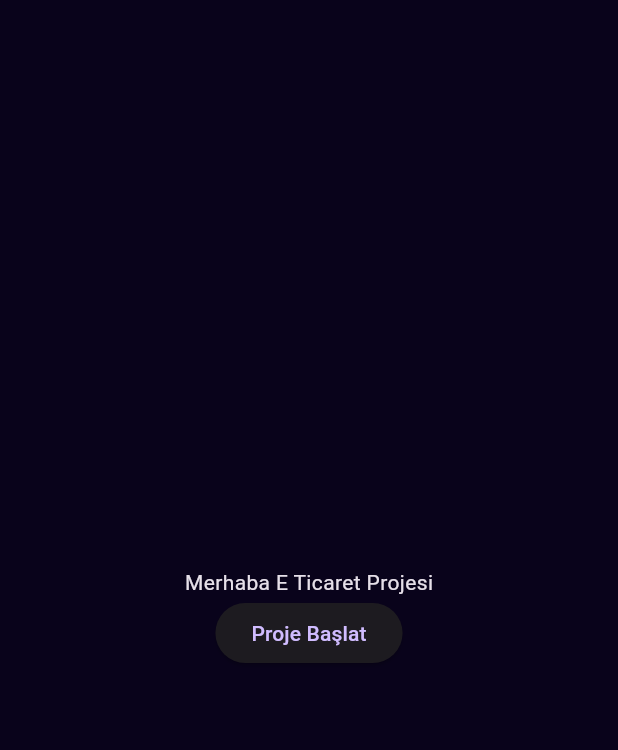
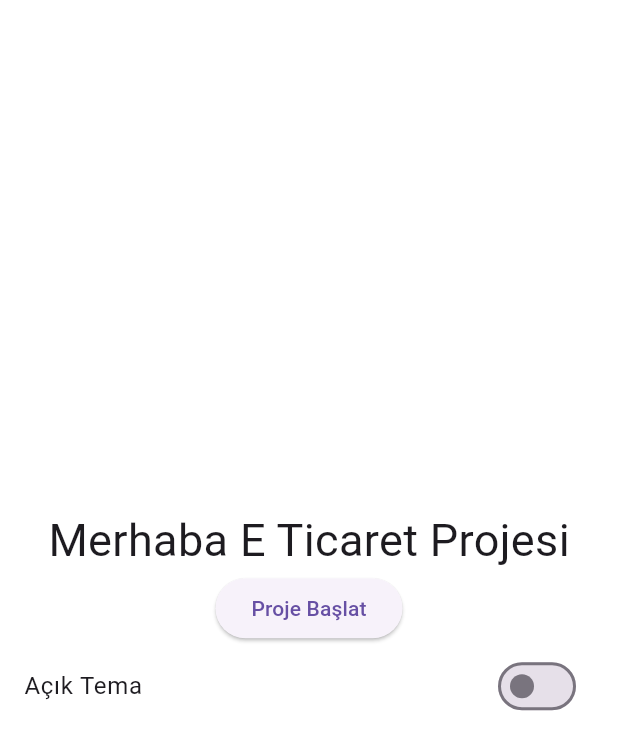
Before and after one commit to akkayasoft/flutter_sevket_e_ticaret_projesi_2024, a Flutter app: the screen it shows after launch, on a phone screen of 412 x 824 dp. Shown: the top 750 px of the screen. Run offline on Flutter 3.47's test engine with Material 3 defaults, Android fonts, the light colour scheme and no system bars; our stand-ins replace shared_preferences.

Commit message:
ders3 bitti

```diff
--- a/lib/main.dart
+++ b/lib/main.dart
@@ -1,7 +1,9 @@
 import 'package:flutter/material.dart';
 import 'package:flutter_sevket_e_ticaret_projesi_2024/constants/app_colors.dart';
 import 'package:flutter_sevket_e_ticaret_projesi_2024/constants/theme_data.dart';
+import 'package:flutter_sevket_e_ticaret_projesi_2024/providers/theme_provider.dart';
 import 'package:flutter_sevket_e_ticaret_projesi_2024/screens/home_screen.dart';
+import 'package:provider/provider.dart';
 
 void main() {
   runApp(const MyApp());
@@ -12,10 +14,21 @@ class MyApp extends StatelessWidget {
 
   @override
   Widget build(BuildContext context) {
-    return MaterialApp(
-      title: 'E Ticaret',
-      theme: Styles.themeData(isDarkTheme: true, context: context),
-      home: const HomeScreen(),
+    return MultiProvider(
+      providers: [
+        ChangeNotifierProvider(create: (_){
+          return ThemeProvider();
+        }),
+      ],
+      child: Consumer<ThemeProvider>(
+        builder: (context,themeProvider,child) {
+          return MaterialApp(
+            title: 'E Ticaret',
+            theme: Styles.themeData(isDarkTheme: themeProvider.getIsDarkTheme, context: context),
+            home: const HomeScreen(),
+          );
+        }
+      ),
     );
   }
 }
--- a/lib/screens/home_screen.dart
+++ b/lib/screens/home_screen.dart
@@ -1,17 +1,25 @@
 import 'package:flutter/material.dart';
+import 'package:flutter_sevket_e_ticaret_projesi_2024/providers/theme_provider.dart';
+import 'package:provider/provider.dart';
 
 class HomeScreen extends StatelessWidget {
   const HomeScreen({super.key});
 
   @override
   Widget build(BuildContext context) {
+    final themeProvider=Provider.of<ThemeProvider>(context);
     return Scaffold(
       body: Center(
         child: Column(
           mainAxisAlignment: MainAxisAlignment.center,
           children: [
-            Text('Merhaba E Ticaret Projesi'),
-            ElevatedButton(onPressed: (){}, child: Text('Proje Başlat')),
+            Text('Merhaba E Ticaret Projesi',style: TextStyle(fontSize: 30),),
+            ElevatedButton(onPressed: (){}, child: Text('Proje Başlat'),),
+            SwitchListTile(
+              title: Text(themeProvider.getIsDarkTheme?"Koyu Tema":"Açık Tema"),
+              value: themeProvider.getIsDarkTheme, onChanged: (value){
+              themeProvider.setDarkTheme(themeValue: value);
+            }),
           ],
         ),
       ),
```
